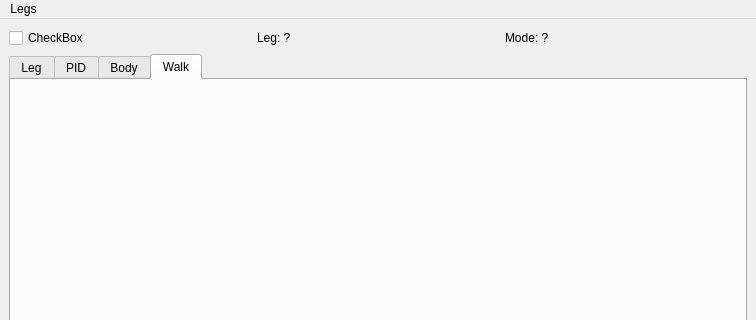
Old version of the form stompy/ui/stompy.ui in the repository braingram/stompy; both pictures show x 0 to 756 and y 0 to 320 of the 756 by 600 pixel window.
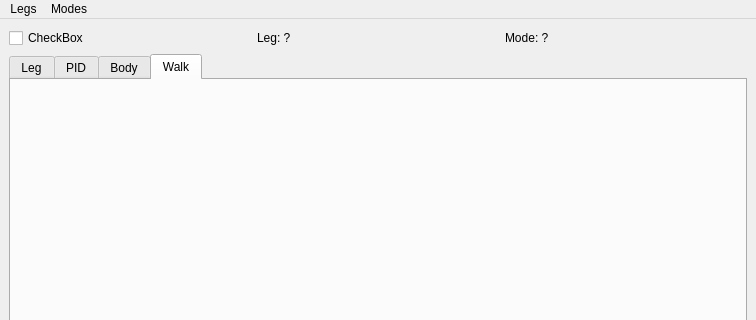
New version of the form. The open tabs and pages were chosen to show the change. Custom widgets are drawn as their Qt base class.

Commit message: add modes menu

What changed in the file:
```diff
--- a/stompy/ui/stompy.ui
+++ b/stompy/ui/stompy.ui
@@ -706,7 +706,13 @@
      <string>Legs</string>
     </property>
    </widget>
+   <widget class="QMenu" name="modesMenu">
+    <property name="title">
+     <string>Modes</string>
+    </property>
+   </widget>
    <addaction name="legsMenu"/>
+   <addaction name="modesMenu"/>
   </widget>
   <widget class="QStatusBar" name="statusbar"/>
  </widget>
```
Left out of the diff: 2 changed lines with no effect on the pictures. The commit also changes 3 other files.
